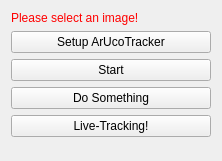
This is Plugins/org.mitk.gui.qt.aruco/src/internal/ArucoTestViewControls.ui in ivowolf/MITK as Qt 5 draws it before an edit. The edited form follows.
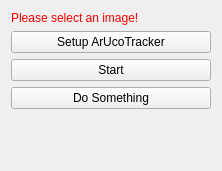
This is the edited form.

Patch:
```diff
--- a/Plugins/org.mitk.gui.qt.aruco/src/internal/ArucoTestViewControls.ui
+++ b/Plugins/org.mitk.gui.qt.aruco/src/internal/ArucoTestViewControls.ui
@@ -7,7 +7,7 @@
     <x>0</x>
     <y>0</y>
     <width>222</width>
-    <height>161</height>
+    <height>171</height>
    </rect>
   </property>
   <property name="minimumSize">
@@ -54,13 +54,6 @@
      </property>
     </widget>
    </item>
-   <item>
-    <widget class="QPushButton" name="liveTracking">
-     <property name="text">
-      <string>Live-Tracking!</string>
-     </property>
-    </widget>
-   </item>
    <item>
     <spacer name="spacer1">
      <property name="orientation">
```
